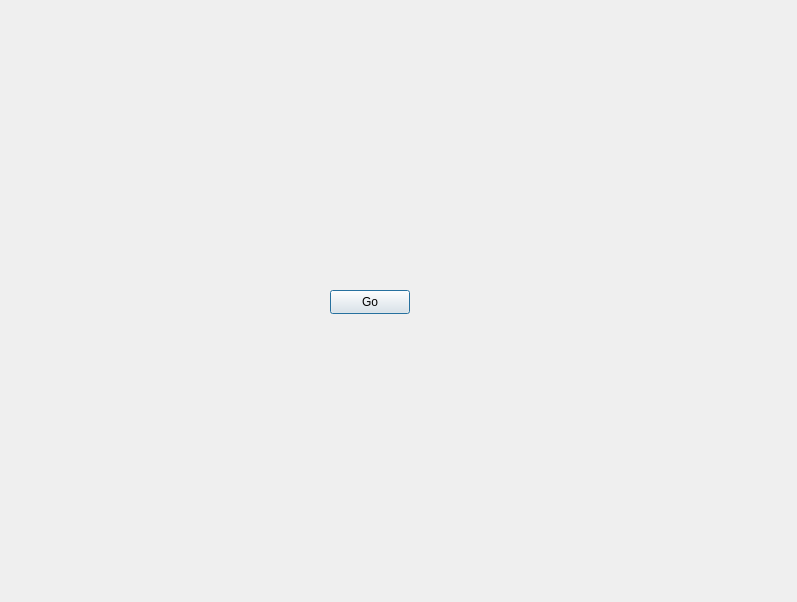
Old version of the form showcards.ui in the repository Matin0789/Condottiere-.
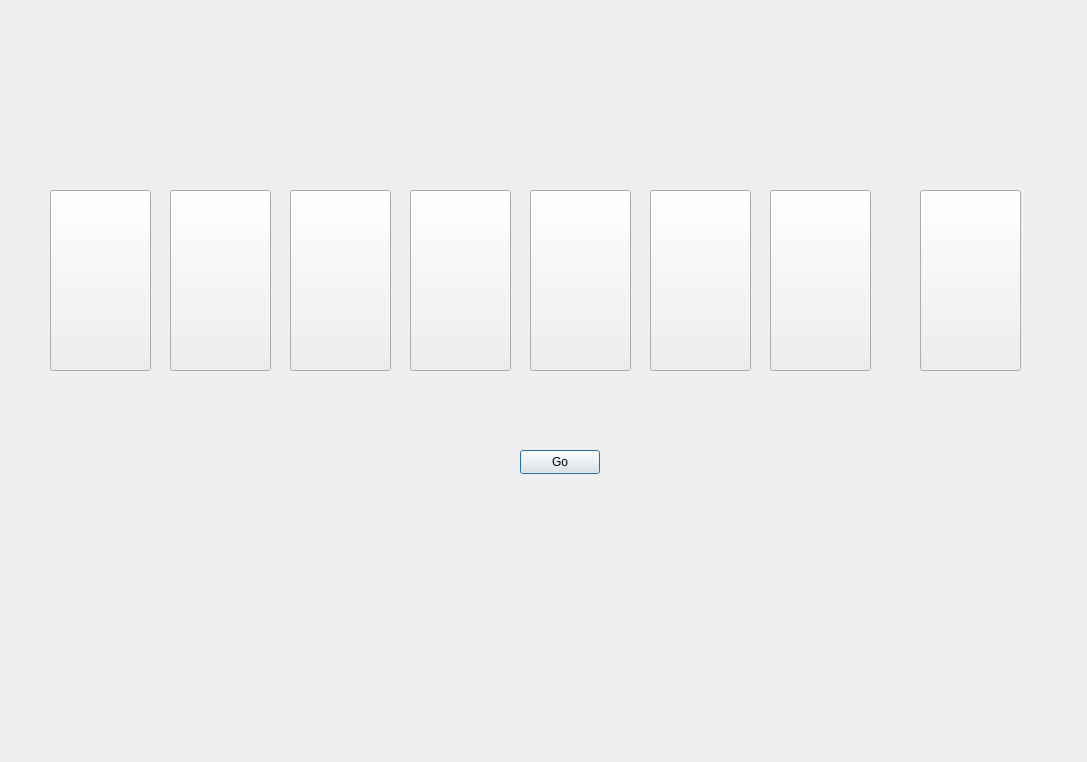
New version of the form. Icons and pictures are not drawn.

Diff of the .ui file:
```diff
--- a/showcards.ui
+++ b/showcards.ui
@@ -6,8 +6,8 @@
    <rect>
     <x>0</x>
     <y>0</y>
-    <width>797</width>
-    <height>602</height>
+    <width>1087</width>
+    <height>762</height>
    </rect>
   </property>
   <property name="windowTitle">
@@ -19,8 +19,8 @@
   <widget class="QPushButton" name="pb_go">
    <property name="geometry">
     <rect>
-     <x>330</x>
-     <y>290</y>
+     <x>520</x>
+     <y>450</y>
      <width>80</width>
      <height>24</height>
     </rect>
@@ -54,6 +54,134 @@
     <string>Go</string>
    </property>
   </widget>
+  <widget class="QToolButton" name="toolButton">
+   <property name="geometry">
+    <rect>
+     <x>170</x>
+     <y>190</y>
+     <width>101</width>
+     <height>181</height>
+    </rect>
+   </property>
+   <property name="styleSheet">
+    <string notr="true">border-image: url(:/Description/Graphics/Assets/Banafsh/Bahar.png);</string>
+   </property>
+   <property name="text">
+    <string/>
+   </property>
+  </widget>
+  <widget class="QToolButton" name="toolButton_2">
+   <property name="geometry">
+    <rect>
+     <x>290</x>
+     <y>190</y>
+     <width>101</width>
+     <height>181</height>
+    </rect>
+   </property>
+   <property name="styleSheet">
+    <string notr="true">border-image: url(:/Description/Graphics/Assets/Banafsh/Matarsak.png);</string>
+   </property>
+   <property name="text">
+    <string/>
+   </property>
+  </widget>
+  <widget class="QToolButton" name="toolButton_3">
+   <property name="geometry">
+    <rect>
+     <x>410</x>
+     <y>190</y>
+     <width>101</width>
+     <height>181</height>
+    </rect>
+   </property>
+   <property name="styleSheet">
+    <string notr="true">border-image: url(:/Description/Graphics/Assets/Banafsh/Parcham_Dar.png);</string>
+   </property>
+   <property name="text">
+    <string/>
+   </property>
+  </widget>
+  <widget class="QToolButton" name="toolButton_4">
+   <property name="geometry">
+    <rect>
+     <x>530</x>
+     <y>190</y>
+     <width>101</width>
+     <height>181</height>
+    </rect>
+   </property>
+   <property name="styleSheet">
+    <string notr="true">border-image: url(:/Description/Graphics/Assets/Banafsh/Rish_Sefid.png);</string>
+   </property>
+   <property name="text">
+    <string/>
+   </property>
+  </widget>
+  <widget class="QToolButton" name="toolButton_5">
+   <property name="geometry">
+    <rect>
+     <x>650</x>
+     <y>190</y>
+     <width>101</width>
+     <height>181</height>
+    </rect>
+   </property>
+   <property name="styleSheet">
+    <string notr="true">border-image: url(:/Description/Graphics/Assets/Banafsh/Shir_Zan.png);</string>
+   </property>
+   <property name="text">
+    <string/>
+   </property>
+  </widget>
+  <widget class="QToolButton" name="toolButton_6">
+   <property name="geometry">
+    <rect>
+     <x>50</x>
+     <y>190</y>
+     <width>101</width>
+     <height>181</height>
+    </rect>
+   </property>
+   <property name="styleSheet">
+    <string notr="true">border-image: url(:/Description/Graphics/Assets/Banafsh/Shah_Dokht.png);</string>
+   </property>
+   <property name="text">
+    <string/>
+   </property>
+  </widget>
+  <widget class="QToolButton" name="toolButton_7">
+   <property name="geometry">
+    <rect>
+     <x>770</x>
+     <y>190</y>
+     <width>101</width>
+     <height>181</height>
+    </rect>
+   </property>
+   <property name="styleSheet">
+    <string notr="true">border-image: url(:/Description/Graphics/Assets/Banafsh/Tabl_Zan.png);</string>
+   </property>
+   <property name="text">
+    <string/>
+   </property>
+  </widget>
+  <widget class="QToolButton" name="toolButton_8">
+   <property name="geometry">
+    <rect>
+     <x>920</x>
+     <y>190</y>
+     <width>101</width>
+     <height>181</height>
+    </rect>
+   </property>
+   <property name="styleSheet">
+    <string notr="true">border-image: url(:/Description/Graphics/Assets/Banafsh/Zemestan.png);</string>
+   </property>
+   <property name="text">
+    <string/>
+   </property>
+  </widget>
  </widget>
  <resources/>
  <connections/>
```
